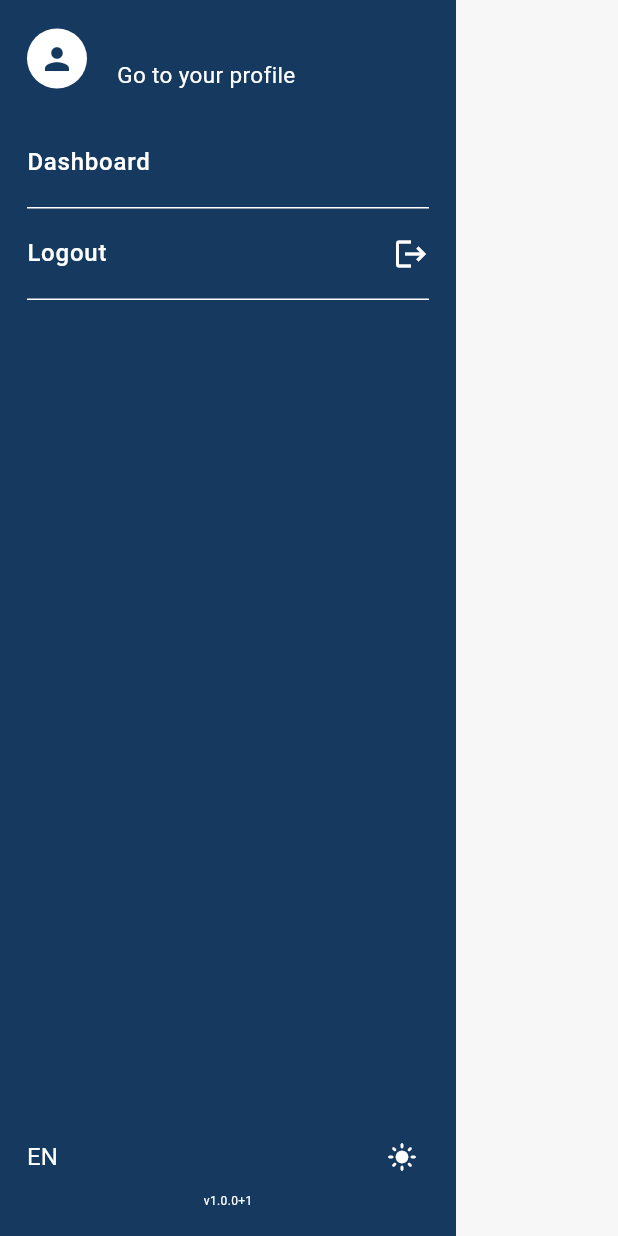
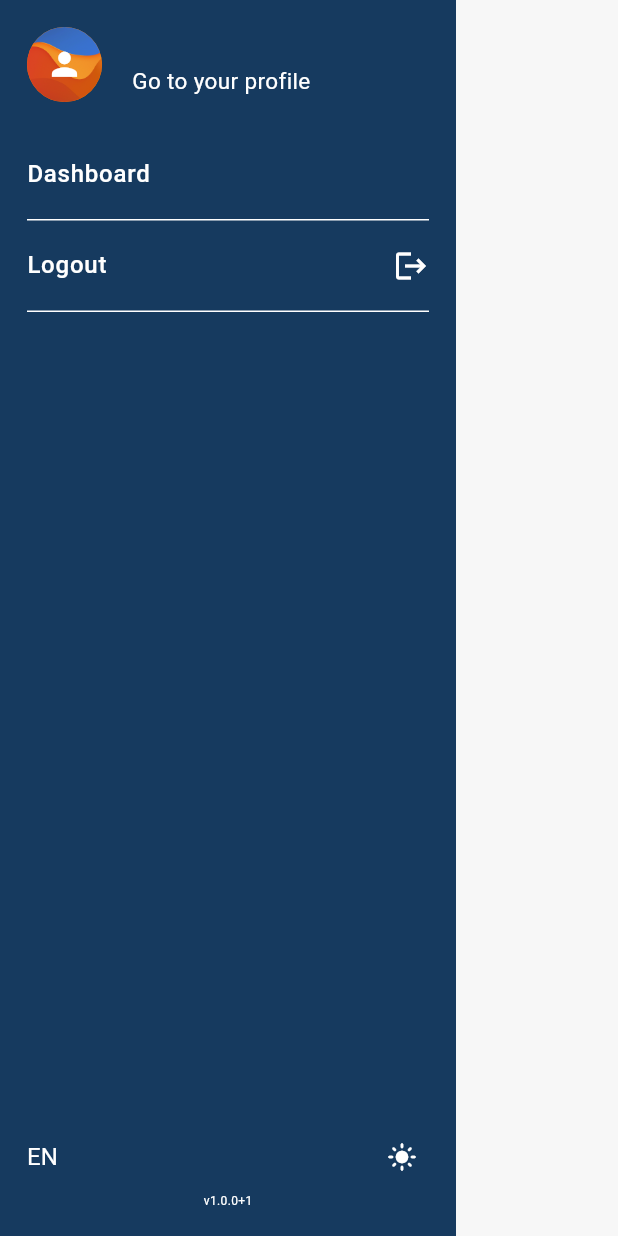
Before and after one commit to RicBasso/up_api, a Flutter app: the Menu widget shown alone on an empty page, opened directly, on a phone screen of 412 x 824 dp. Run offline on Flutter 3.47's test engine with Material 3 defaults, Android fonts, the phone set to English and light mode, and no system bars; our stand-ins replace connectivity_plus, dio, flutter_bloc, flutter_native_splash, flutter_svg, get_it and 4 more; missing offline and left inert: flutter_flavor; accounts and stored records are empty; generated files the repository leaves out were written again; statements that could not run were skipped.

Commit message:
New UserCircleAvatarWidget: Replaced circle avatars with a dedicated widget. Refactored menu and user page using it.

```diff
--- a/lib/features/menu/presentation/screen/menu.dart
+++ b/lib/features/menu/presentation/screen/menu.dart
@@ -6,6 +6,7 @@ import 'package:up_api/features/theme_mode_switcher/bloc/app_preferences_cubit.d
 import 'package:up_api/style/up_api_spacing.dart';
 import 'package:up_api/utils/service/service_locator.dart';
 import 'package:up_api/widgets/language_selector_widget.dart';
+import 'package:up_api/widgets/user_circle_avatar_widget.dart';
 
 class Menu extends StatelessWidget {
   const Menu({super.key});
@@ -24,10 +25,7 @@ class Menu extends StatelessWidget {
               Row(
                 spacing: 20,
                 children: [
-                  CircleAvatar(
-                    backgroundColor: Colors.white,
-                    child: Icon(Icons.person, color: Theme.of(context).colorScheme.secondary),
-                  ),
+                  const UserCircleAvatarWidget(),
                   GestureDetector(
                     onTap:
                         () =>
--- a/lib/features/user/presentation/screen/user_page.dart
+++ b/lib/features/user/presentation/screen/user_page.dart
@@ -13,6 +13,7 @@ import 'package:up_api/widgets/app_bar_widget.dart';
 import 'package:up_api/widgets/generic_error_box_widget.dart';
 import 'package:up_api/widgets/input_widget.dart';
 import 'package:up_api/widgets/loading_button_widget.dart';
+import 'package:up_api/widgets/user_circle_avatar_widget.dart';
 
 class UserPage extends StatelessWidget {
   const UserPage({super.key});
@@ -83,12 +84,7 @@ class _UserScreenState extends State<UserScreen> {
   Widget _buildHeader(BuildContext context) {
     return Column(
       children: [
-        CircleAvatar(
-          backgroundImage: const AssetImage('assets/images/signup_background.png'),
-          maxRadius: 40,
-          minRadius: 40,
-          child: Icon(size: 50, Icons.person, color: Theme.of(context).colorScheme.onSecondary),
-        ),
+        const UserCircleAvatarWidget(radius: 40, iconSize: 50,),
         UpApiSpacing.large,
         BlocBuilder<UserPageCubit,UserPageState>(
           builder: (context, state) => Text(
--- /dev/null
+++ b/lib/widgets/user_circle_avatar_widget.dart
@@ -0,0 +1,17 @@
+import 'package:flutter/material.dart';
+
+class UserCircleAvatarWidget extends StatelessWidget {
+  const UserCircleAvatarWidget({super.key, this.radius, this.iconSize});
+  final double? radius;
+  final double? iconSize;
+
+  @override
+  Widget build(BuildContext context) {
+    return CircleAvatar(
+      minRadius: radius ?? 25,
+      maxRadius: radius ?? 25,
+      backgroundImage: const AssetImage('assets/images/signup_background.png'),
+      child: Icon(Icons.person, color: Theme.of(context).colorScheme.onSecondary, size: iconSize ?? 25,),
+    );
+  }
+}
```
